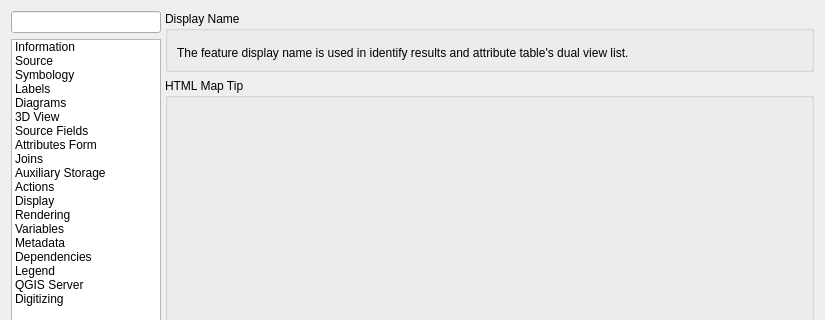
Old version of the form src/ui/qgsvectorlayerpropertiesbase.ui in the repository qgis/QGIS; both pictures show x 0 to 825 and y 0 to 320 of the 825 by 856 pixel window.
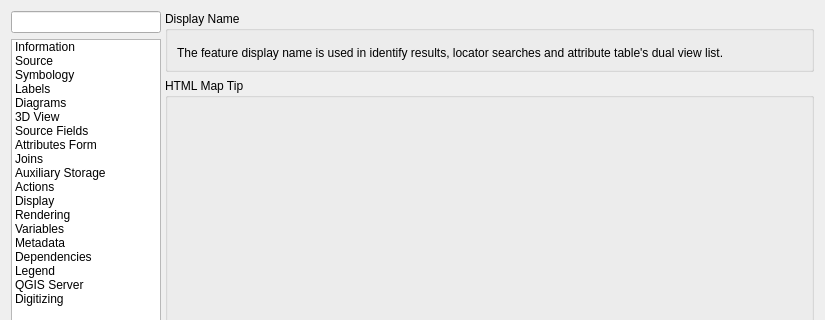
New version of the form. The open tabs and pages were chosen to show the change. Icons and pictures are not drawn. Custom widgets are drawn as their Qt base class.

Commit message: Mention that display name is used by the locator search tool

The edit to the form file:
```diff
--- a/src/ui/qgsvectorlayerpropertiesbase.ui
+++ b/src/ui/qgsvectorlayerpropertiesbase.ui
@@ -1395,7 +1395,7 @@
                  <item row="1" column="0">
                   <widget class="QLabel" name="labelDisplayNameInfo">
                    <property name="text">
-                    <string>The feature display name is used in identify results and attribute table's dual view list.</string>
+                    <string>The feature display name is used in identify results, locator searches and attribute table's dual view list.</string>
                    </property>
                    <property name="wordWrap">
                     <bool>true</bool>
```
